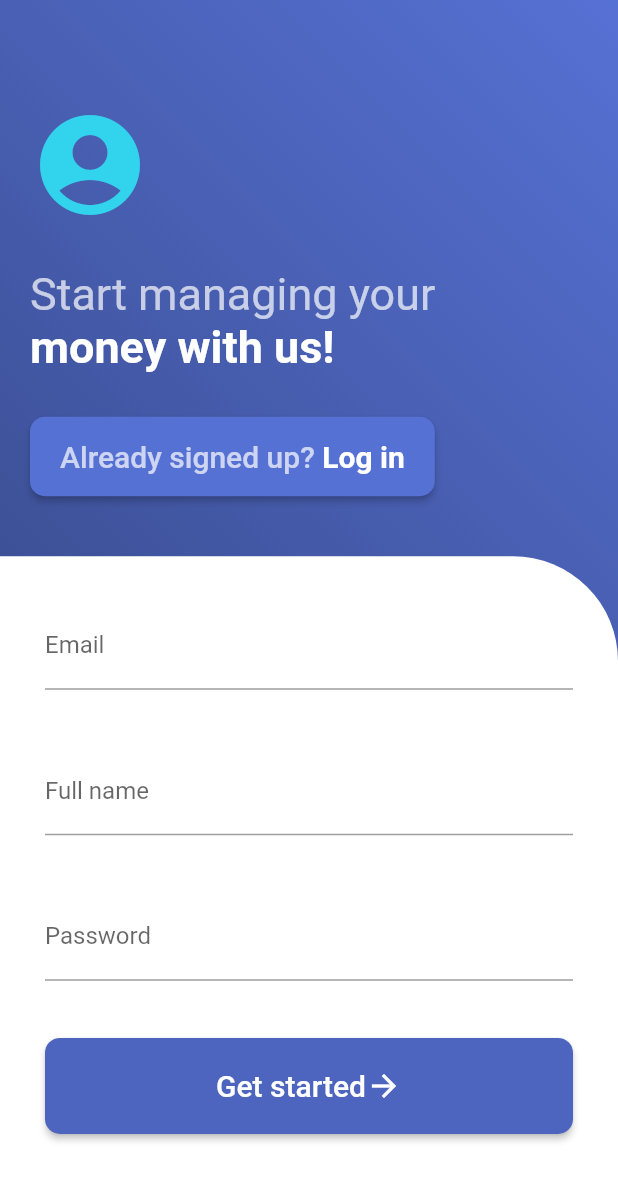
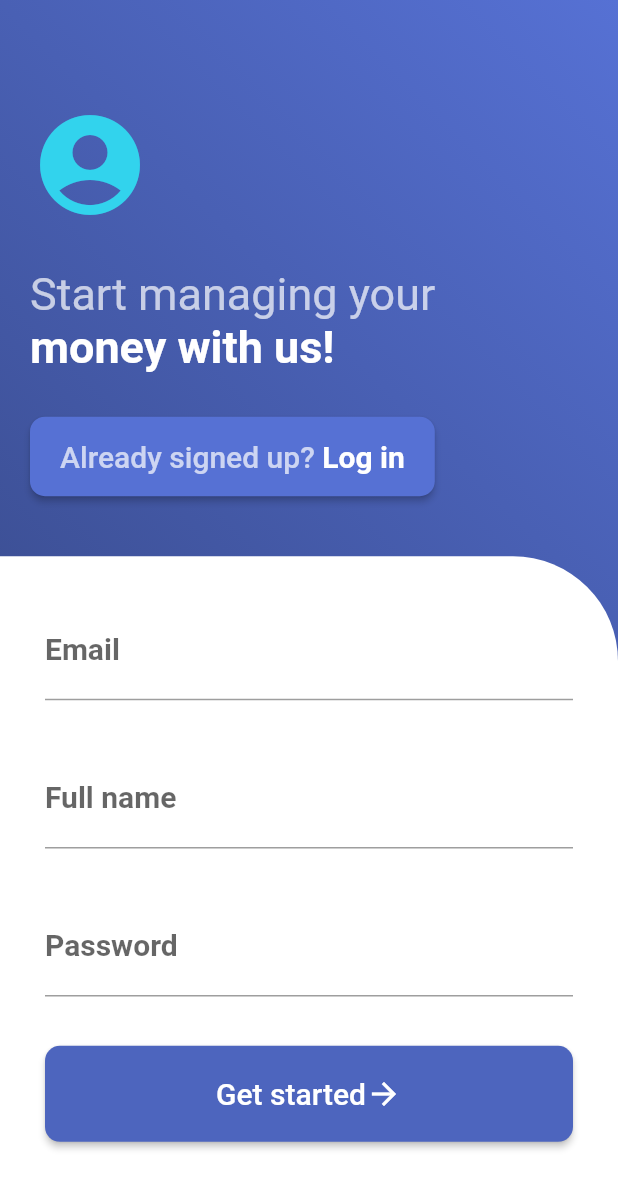
Before and after one commit to Jordan-Gillard/sign_up_page, a Flutter app: the screen it shows after launch, on a phone screen of 412 x 824 dp. Shown: the top 1189 px of the screen. Run offline on Flutter 3.47's test engine with Material 2 defaults, Android fonts, the phone set to English and light mode, and no system bars.

Commit message:
fix: Resolves issue with clicking text boxes causing pixel overflow
This commit fixes the issue with pixels overflowing when the
keyboard comes up for the user to enter input. This problem was
resolved by wrapping the top part of the login screen, and the
bottom form part of the login screen, in their own
SingleChildScrollView and ConstrainedBox widgets. The
ConstrainedBox widget allows for Spacer widgets to exist within
a scrollable view (in this case the SingleChildScrollView), which
would normally cause errors with Spacer widgets trying to take up
as much space as possible.

```diff
--- a/lib/constants.dart
+++ b/lib/constants.dart
@@ -22,3 +22,4 @@ Color lightTextGray = Colors.white70;
 Color iconTurquoise = Color(0xFF32D3ED);
 RoundedRectangleBorder defaultRectangularButtonShape =
     RoundedRectangleBorder(borderRadius: BorderRadius.circular(10.0));
+TextStyle inputTextStyle = TextStyle(fontSize: 20.0, fontWeight: FontWeight.bold);
--- a/lib/create_account_form.dart
+++ b/lib/create_account_form.dart
@@ -17,15 +17,15 @@ class _CreateAccountFormState extends State<CreateAccountForm> {
         children: <Widget>[
           TextFormField(
               decoration: InputDecoration(labelText: "Email"),
-              style: TextStyle(fontSize: 16.0)),
+              style: inputTextStyle),
           Spacer(),
           TextFormField(
               decoration: InputDecoration(labelText: "Full name"),
-              style: TextStyle(fontSize: 16.0)),
+              style: inputTextStyle),
           Spacer(),
           TextFormField(
               decoration: InputDecoration(labelText: "Password"),
-              style: TextStyle(fontSize: 16.0)),
+              style: inputTextStyle),
           Spacer(),
           RaisedButton(
             onPressed: () {},
--- a/lib/login.dart
+++ b/lib/login.dart
@@ -18,9 +18,13 @@ class Login extends StatelessWidget {
           children: <Widget>[
             Expanded(
               flex: 45,
+              child: SingleChildScrollView(
+                child: ConstrainedBox(
+                  constraints: BoxConstraints(maxHeight: MediaQuery.of(context).size.height * 0.45),
                   child: Padding(
                     padding: const EdgeInsets.fromLTRB(20.0, 70.0, 40.0, 40.0),
                     child: Column(
+                      mainAxisSize: MainAxisSize.max,
                       crossAxisAlignment: CrossAxisAlignment.start,
                       children: <Widget>[
                         Icon(
@@ -66,8 +70,13 @@ class Login extends StatelessWidget {
                     ),
                   ),
                 ),
+              ),
+            ),
             Expanded(
               flex: 55,
+              child: SingleChildScrollView(
+                child: ConstrainedBox(
+                  constraints: BoxConstraints(maxHeight: MediaQuery.of(context).size.height * 0.55),
                   child: Container(
                     decoration: BoxDecoration(
                         color: Colors.white,
@@ -78,6 +87,8 @@ class Login extends StatelessWidget {
                       child: CreateAccountForm(),
                     )
                   ),
+                ),
+              ),
             )
           ],
         ),
```
Lines whose indentation alone changed are shown as unchanged.
